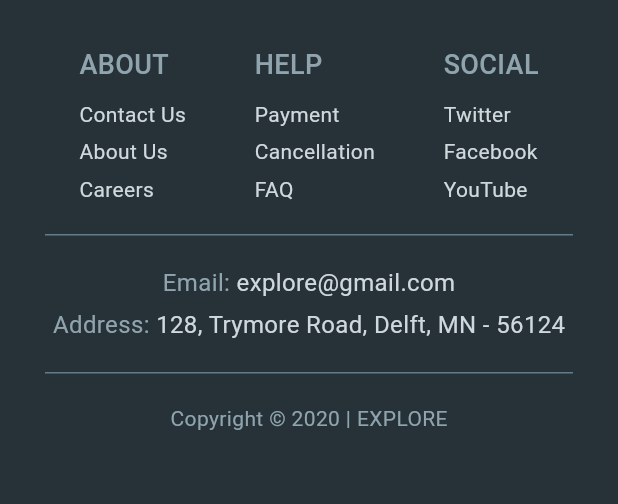
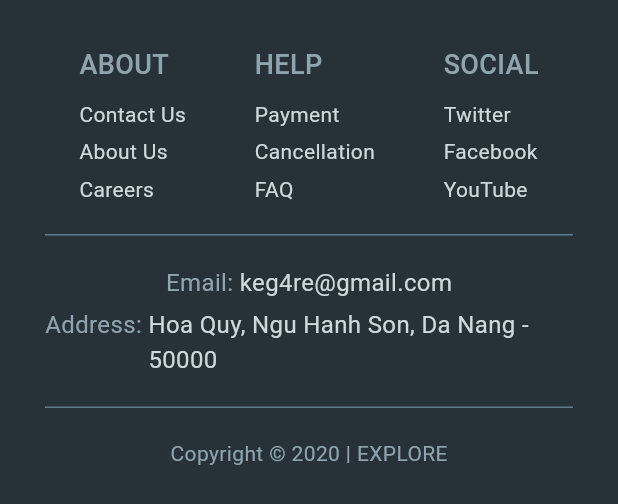
Before and after one commit to fukuro-u/explore, a Flutter app: the BottomBar widget shown alone on an empty page, opened directly, on a phone screen of 412 x 824 dp. Shown: the top 504 px of the screen. Run offline on Flutter 3.47's test engine with Material 3 defaults, Android fonts, the phone set to English and light mode, and no system bars; our stand-ins replace carousel_slider, easy_dynamic_theme, firebase_auth, firebase_core, google_sign_in, shared_preferences; accounts and stored records are empty.

Commit message:
update bottom_bar

```diff
--- a/lib/widgets/bottom_bar.dart
+++ b/lib/widgets/bottom_bar.dart
@@ -44,12 +44,12 @@ class BottomBar extends StatelessWidget {
                 SizedBox(height: 20),
                 InfoText(
                   type: 'Email',
-                  text: 'explore@gmail.com',
+                  text: 'keg4re@gmail.com',
                 ),
                 SizedBox(height: 5),
                 InfoText(
                   type: 'Address',
-                  text: '128, Trymore Road, Delft, MN - 56124',
+                  text: 'Hoa Quy, Ngu Hanh Son, Da Nang - 50000',
                 ),
                 SizedBox(height: 20),
                 Container(
```
Also changed, not shown: 1 other file.
